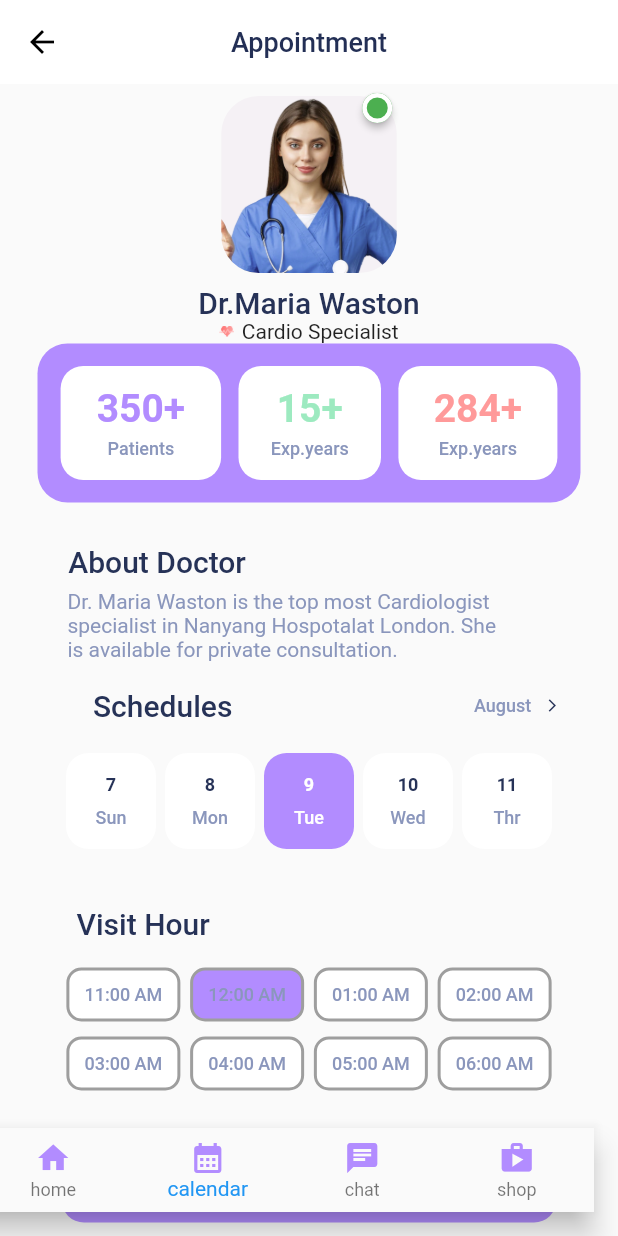
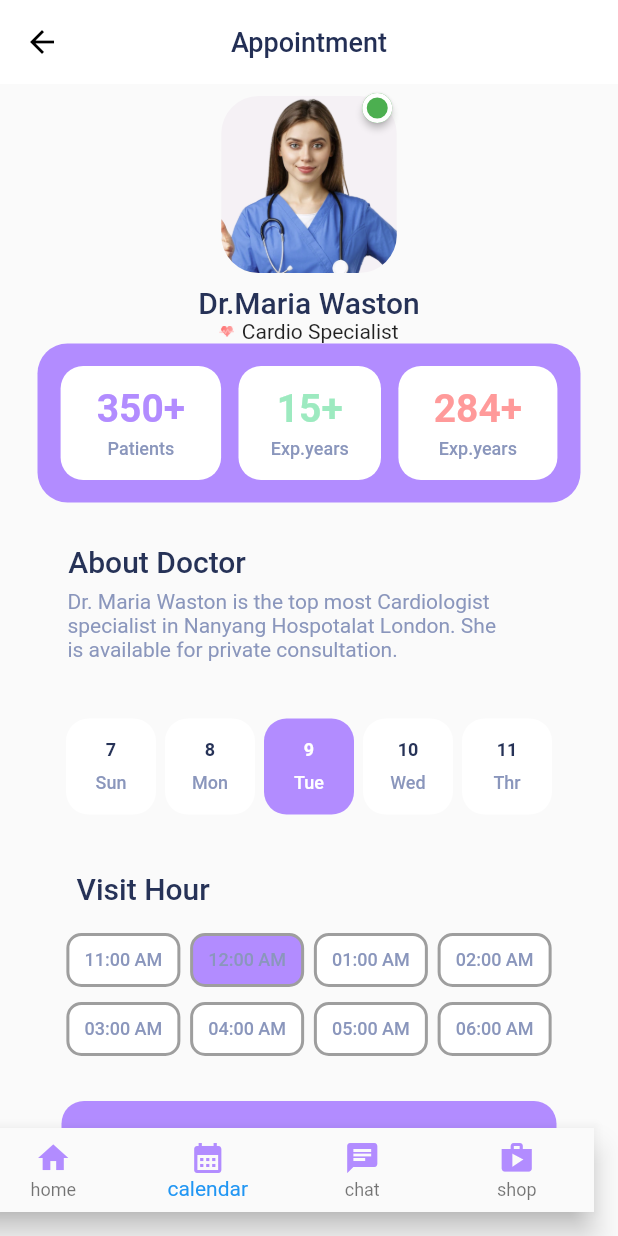
Before and after one commit to shekhrozz/flutter_exam_5_ui, a Flutter app: the screen it shows after launch, item 2 of the bottom bar chosen, on a phone screen of 412 x 824 dp. Run offline on Flutter 3.47's test engine with Material 2 defaults, Android fonts, the phone set to English and light mode, and no system bars; drawn by our look-alikes of badges; our stand-ins replace flutter_screenutil, flutter_svg.

Commit message:
changed flutter

```diff
--- a/lib/bodyes/search_pages.dart
+++ b/lib/bodyes/search_pages.dart
@@ -170,7 +170,6 @@ class _SearchPageState extends State<SearchPage> {
                     child: Container(
                       width: 362,
                       height: 30,
-
                       child: Text('About Doctor',
                       style: TextStyle(color: Color(0xFF263257),
                       fontSize: 20,
@@ -202,35 +201,8 @@ class _SearchPageState extends State<SearchPage> {
                       child:
                       Column(
                         children: [
-                         Row(
-                           children: [
-                             Padding(
-                               padding: const EdgeInsets.only(
-                                left: 21,
-                               ),
-                               child: Text('Schedules',style: TextStyle(
-                                fontSize: 20,
-                                fontWeight: FontWeight.w500,
-                                 color: Color(0xFF263257)
-                                  ),
-                                  ),
-                             ),
-                             SizedBox(width: 161,),
-                             Text('August',style: TextStyle(
-                              fontWeight: FontWeight.w500,
-                              fontSize: 12,
-                              color: Color(0xFF8A96BC)
-                             ),
-                             ),
-                             SizedBox(
-                              width: 9,
-                             ),
-                             Icon(Icons.arrow_forward_ios_outlined,
-                             size: 10,color: Color(0xFF222E54
-                           ),
-                           )
-                           ],
-                         ),
+                        // 6zgartirish kiritish
+                        // 6zgartirish kiritildi
                          Padding(
                            padding: const EdgeInsets.symmetric(vertical: 20),
                            child: Row(
```
